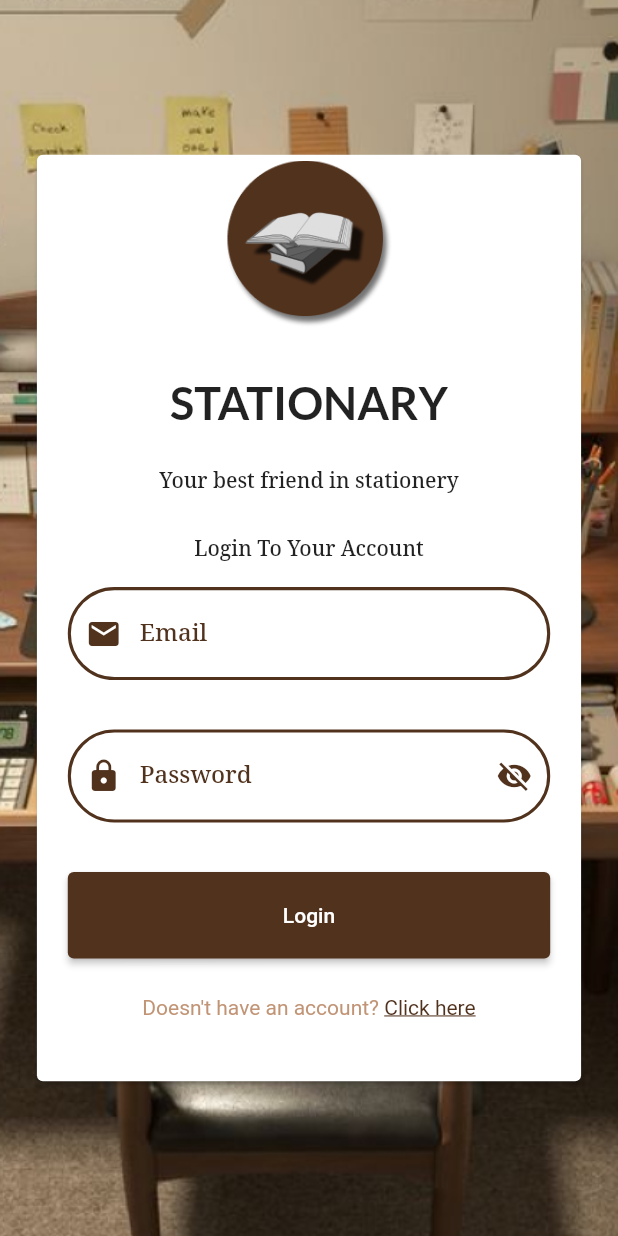
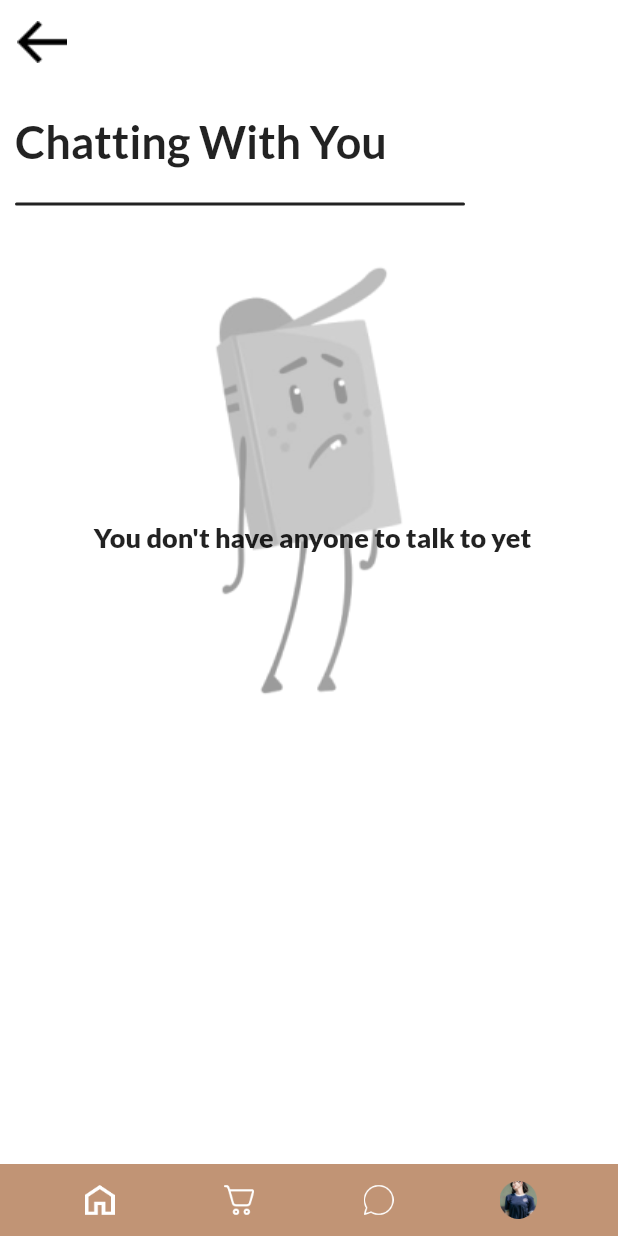
Before and after one commit to SkyPooZi/stationery_store, a Flutter app: the screen it shows after launch, on a phone screen of 412 x 824 dp. Run offline on Flutter 3.47's test engine with Material 2 defaults, Android fonts, the light colour scheme and no system bars; our stand-ins replace get.

Commit message:
fix:[SZ]resolve conflict home page

```diff
--- a/lib/main.dart
+++ b/lib/main.dart
@@ -1,6 +1,6 @@
 import 'package:flutter/material.dart';
 import 'package:get/get.dart';
-import 'package:stationery_store/pages/login_page.dart';
+import 'package:stationery_store/pages/chatting_page.dart';
 import 'package:stationery_store/routes/app_pages.dart';
 import 'package:stationery_store/pages/splash_screen.dart';
 
@@ -15,7 +15,7 @@ class MyApp extends StatelessWidget {
   Widget build(BuildContext context) {
     return GetMaterialApp(
       getPages: AppPages.pages,
-      home: SplashScreen(),
+      home: chattingPage(),
     );
   }
 }
--- /dev/null
+++ b/lib/pages/chatting_page.dart
@@ -0,0 +1,118 @@
+import 'package:flutter/material.dart';
+
+class chattingPage extends StatelessWidget {
+  @override
+  Widget build(BuildContext context) {
+    return Scaffold(
+      backgroundColor: Colors.white,
+      appBar: AppBar(
+        backgroundColor: Colors.white,
+        elevation: 0,
+        leading: Padding(
+          padding: const EdgeInsets.all(8.0),
+          child: Image.asset('assets/backButton.png', width: 24, height: 24),
+        ),
+      ),
+      body: Column(
+        children: [
+          Expanded(
+            child: ListView(
+              children: [
+                Container(
+                  child: Padding(
+                    padding: const EdgeInsets.only(bottom: 10, top: 20),
+                    child: Column(
+                      crossAxisAlignment: CrossAxisAlignment.start,
+                      children: [
+                        Padding(
+                          padding: const EdgeInsets.only(left: 10),
+                          child: Align(
+                            alignment: Alignment.centerLeft,
+                            child: Text(
+                              "Chatting With You",
+                              style: TextStyle(
+                                fontSize: 30,
+                                fontWeight: FontWeight.w700,
+                                fontFamily: 'Lato',
+                              ),
+                            ),
+                          ),
+                        ),
+                        SizedBox(height: 23),
+                        Padding(
+                          padding: const EdgeInsets.only(left: 10),
+                          child: Container(
+                            height: 2,
+                            width: 300,
+                            decoration: BoxDecoration(
+                              color: Colors.black87,
+                              borderRadius: BorderRadius.circular(2),
+                            ),
+                          ),
+                        ),
+                        SizedBox(height: 10),
+                        Center(
+                          child: Stack(
+                            children: [
+                              Image.asset('assets/bookBackground.png'),
+                              Positioned(
+                                top: 200,
+                                left: 30,
+                                child: Text(
+                                  "You don't have anyone to talk to yet",
+                                  textAlign: TextAlign.center,
+                                  style: TextStyle(
+                                    fontFamily: 'Lato',
+                                    fontWeight: FontWeight.w900,
+                                    fontSize: 18,
+                                  ),
+                                ),
+                              ),
+                            ],
+                          ),
+                        ),
+                      ],
+                    ),
+                  ),
+                ),
+              ],
+            ),
+          ),
+          Container(
+            color: Color(0xFFC19475), // Background color
+            padding: EdgeInsets.symmetric(horizontal: 20),
+            child: Row(
+              mainAxisAlignment: MainAxisAlignment.spaceAround,
+              children: [
+                IconButton(
+                  icon: Image.asset('assets/brownHomeIcon.png',width: 20, color: Colors.white),
+                  onPressed: () {
+                    // Navigate to the home screen or perform an action.
+                  },
+                ),
+                IconButton(
+                  icon: Image.asset('assets/cartIcon.png',width: 20, color: Colors.white),
+                  onPressed: () {
+                    // Navigate to the business screen or perform an action.
+                  },
+                ),
+                IconButton(
+                  icon: Image.asset('assets/chatIcon.png',width: 20, color: Colors.white),
+                  onPressed: () {
+                    // Navigate to the school screen or perform an action.
+                  },
+                ),
+                IconButton(
+                  icon: Image.asset('assets/profile.png', width: 25),
+                  onPressed: () {
+                    // Navigate to the school screen or perform an action.
+                  },
+                ),
+              ],
+            ),
+          ),
+        ],
+      ),
+    );
+  }
+}
```
Also changed, not shown: lib/pages/home_page.dart (+169 -3 lines), pubspec.yaml (+13 -8 lines), assets/backButton.png (added), assets/bookBackground.png (added), assets/brownHomeIcon.png (added), assets/cartIcon.png (added), assets/catalogBackground.png (added), assets/chatIcon.png (added), assets/headerBackground.png (added), assets/homeIcon.png (added), assets/navbarLine.png (added), assets/profile.png (added), pubspec.lock.
